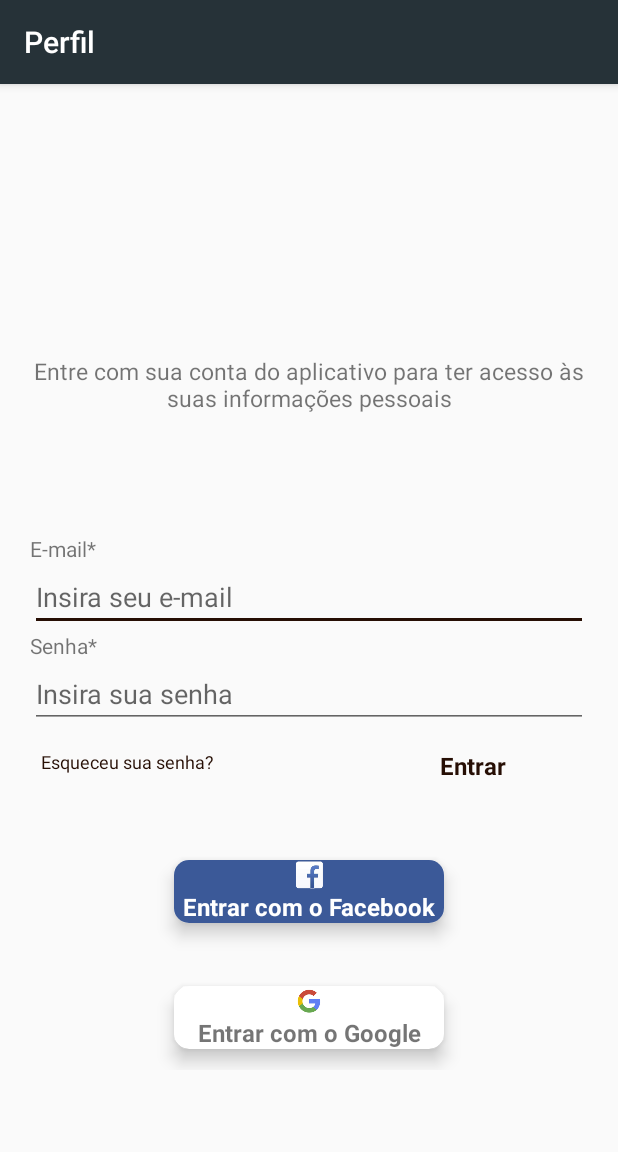
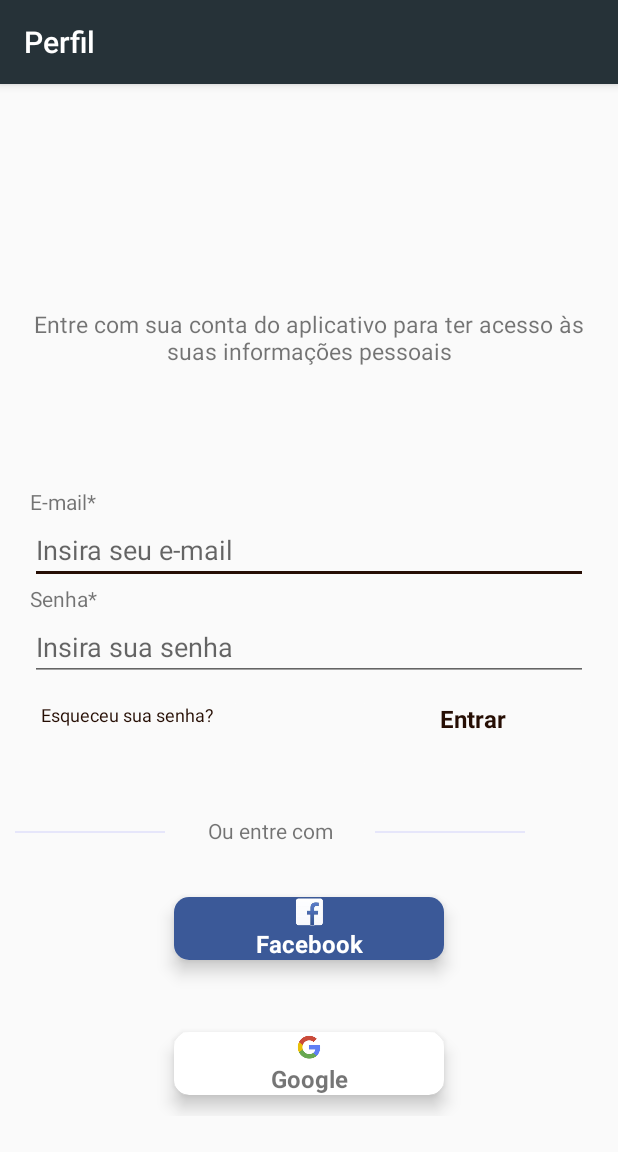
Before and after one commit to Bthais/ProjetoAppCuriai, an Android app: the LoginEmailActivity screen opened directly, with no data from a screen before it, on a phone screen of 412 x 824 dp. Shown: the top 1152 px of the screen. Run offline under Robolectric (Android 15) with nearby library versions, the phone set to English and light mode, and no system bars; our stand-ins replace Firebase (no records; nobody signed in at launch, a user with empty details on screens opened directly); libraries missing offline, so code that uses them is left out: com.facebook, com.facebook.login; 2 statements that could not run were skipped.

Commit message:
Ajustes na tela de Login - implementação de divisória

```diff
--- a/app/src/main/res/layout/activity_loginemail.xml
+++ b/app/src/main/res/layout/activity_loginemail.xml
@@ -83,6 +83,7 @@
 
     </LinearLayout>
 
+//.................................................
         <LinearLayout
             android:layout_width="match_parent"
             android:layout_height="wrap_content"
@@ -121,7 +122,7 @@
         </LinearLayout>
 
 
-    </android.support.v7.widget.CardView>
+        </android.support.v7.widget.CardView>
 
             <android.support.v7.widget.CardView
                 android:id="@+id/cardView_EntrarLogin"
@@ -156,10 +157,52 @@
 
             </android.support.v7.widget.CardView>
 
+
+
+
+
+
+
         </LinearLayout>
 
 
+        //****************************************************************
 
+        <LinearLayout
+            android:layout_width="match_parent"
+            android:layout_height="wrap_content"
+            android:orientation="horizontal">
+
+
+            <View
+                android:layout_width="100dp"
+                android:layout_height="1dp"
+                android:layout_marginRight="20dp"
+                android:layout_marginEnd="20dp"
+                android:layout_marginTop="40dp"
+                android:background="@color/colorGhostWhite"
+                android:focusable="false" />
+
+            <TextView
+                android:layout_width="100dp"
+                android:layout_height="20dp"
+                android:layout_marginTop="30dp"
+                android:text="@string/textDiv"
+                android:textAlignment="center"
+                android:textStyle="normal" />
+
+        <View
+            android:layout_width="100dp"
+            android:layout_height="1dp"
+            android:layout_marginLeft="20dp"
+            android:layout_marginStart="20dp"
+            android:layout_marginTop="40dp"
+            android:background="@color/colorGhostWhite"
+            android:focusable="false" />
+
+        </LinearLayout>
+
+        //****************************************************************
 
 
 
@@ -170,7 +213,7 @@
             android:foreground="?attr/selectableItemBackground"
             app:cardCornerRadius="10dp"
             app:cardElevation="7dp"
-            android:layout_marginTop="14dp"
+            android:layout_marginTop="20dp"
             app:cardUseCompatPadding="true"
             android:clickable="true"
             android:focusable="true">
@@ -208,7 +251,7 @@
         android:foreground="?attr/selectableItemBackground"
         app:cardCornerRadius="10dp"
         app:cardElevation="7dp"
-        android:layout_marginTop="14dp"
+        android:layout_marginTop="20dp"
         app:cardUseCompatPadding="true"
         android:clickable="true"
         android:focusable="true">
--- a/app/src/main/res/values/colors.xml
+++ b/app/src/main/res/values/colors.xml
@@ -7,5 +7,7 @@
     <color name="colorBranco">#fff</color>
     <color name="colorCreme">#FAFAFA</color>
     <color name="colorBlack">#000</color>
+    <color name="colorGhostWhite">#E6E6FA</color>
+
 
 </resources>
--- a/app/src/main/res/values/strings.xml
+++ b/app/src/main/res/values/strings.xml
@@ -19,8 +19,8 @@
     <string name="login">Entre</string>
     <string name="cadastro">Cadastre-se</string>
     <string name="entrar">Entrar</string>
-    <string name="loginComGoogle">Entrar com o Google</string>
-    <string name="loginComFacebook">Entrar com o Facebook</string>
+    <string name="loginComGoogle">Google</string>
+    <string name="loginComFacebook">Facebook</string>
     <string name="cancelar">Cancelar</string>
     <string name="recuperar">Esqueceu sua senha?</string>
     <string name="email">E-mail*</string>
@@ -28,6 +28,7 @@
     <string name="repetir_senha">Repita senha*</string>
 
     <string name="textPerfil">Entre com sua conta do aplicativo para ter acesso às suas informações pessoais </string>
+    <string name="textDiv">Ou entre com </string>
 
 
     <string name="facebook_app_id">1001651176712867</string>
```
